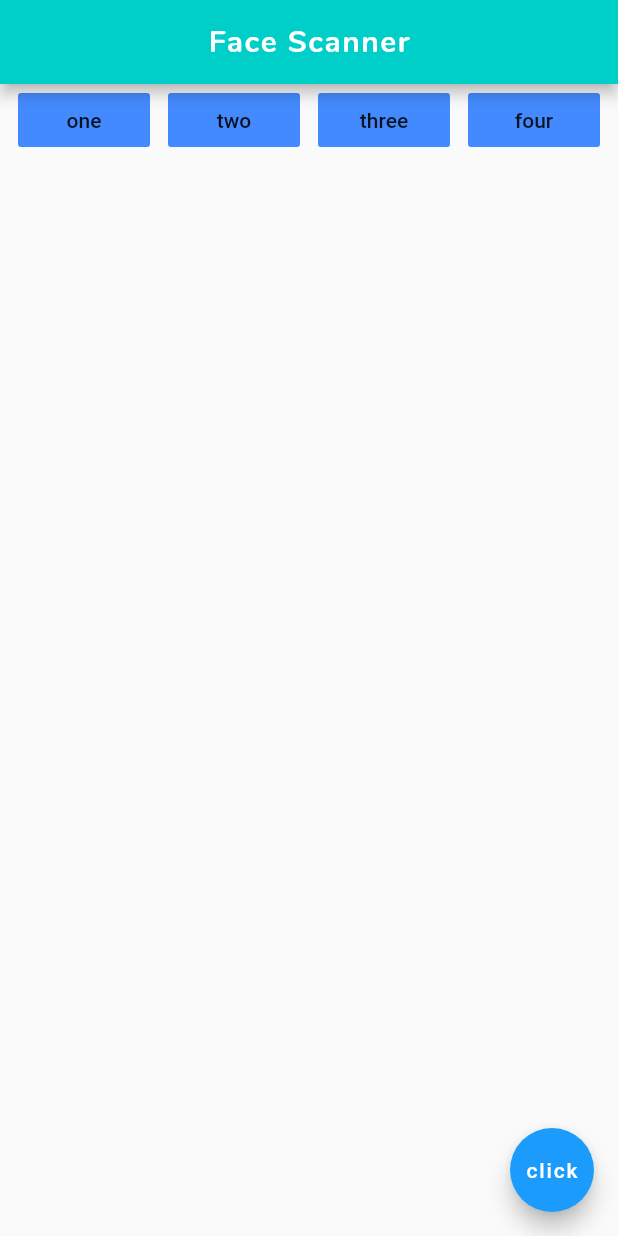
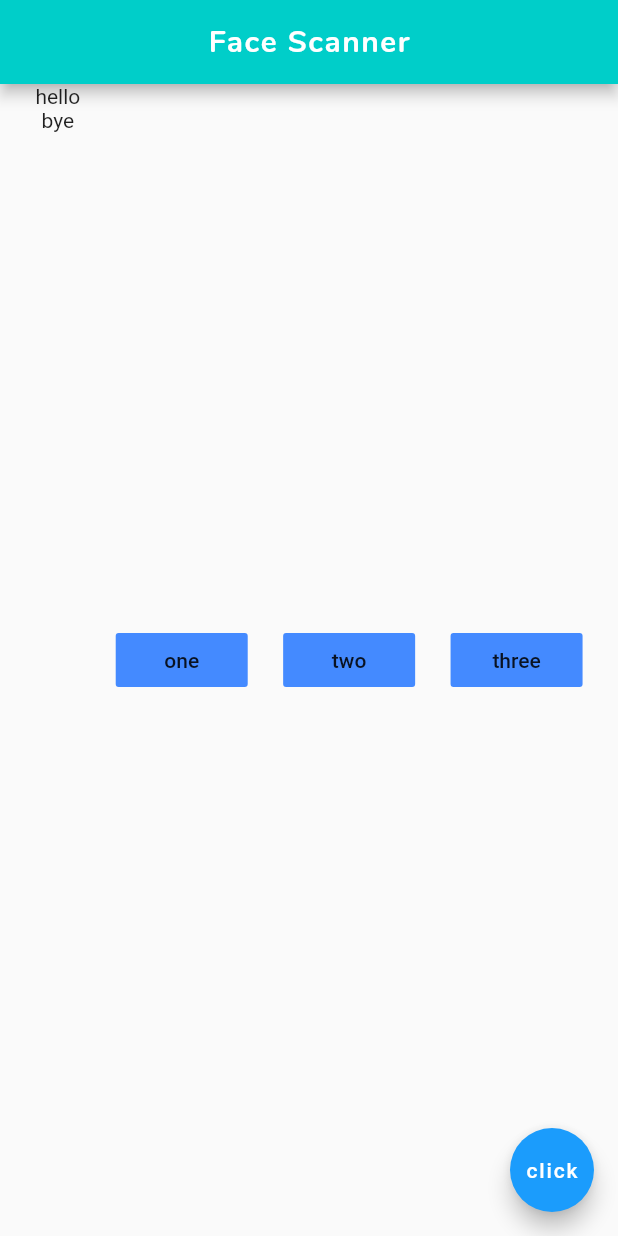
Before and after one commit to sachinthadilshandisanayaka/testing, a Flutter app: the screen it shows after launch, on a phone screen of 412 x 824 dp. Run offline on Flutter 3.47's test engine with Material 2 defaults, Android fonts, the phone set to English and light mode, and no system bars.

Commit message:
added columns

```diff
--- a/lib/main.dart
+++ b/lib/main.dart
@@ -26,6 +26,17 @@ class Home extends StatelessWidget {
         mainAxisAlignment: MainAxisAlignment.spaceEvenly, // ->
         crossAxisAlignment: CrossAxisAlignment.center, // |
         children: <Widget>[
+          Column(
+            mainAxisAlignment: MainAxisAlignment.start,
+            children: <Widget>[
+              Container(
+                child: Text('hello'),
+              ),
+              Container(
+                child: Text('bye'),
+              ),
+            ],
+          ),
           FlatButton(
             // cant use FloatingButton, no access to 'child'
             onPressed: () {},
@@ -44,12 +55,6 @@ class Home extends StatelessWidget {
             color: Colors.blueAccent,
             child: Text('three'),
           ),
-          FlatButton(
-            // cant use FloatingButton, no access to 'child'
-            onPressed: () {},
-            color: Colors.blueAccent,
-            child: Text('four'),
-          ),
         ],
       ),
       floatingActionButton: FloatingActionButton(
```
